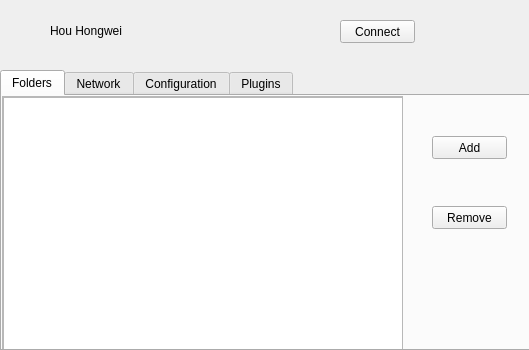
The window that lib/ui/UniFileSyncPop.ui (neilhhw/BaiduYunPanPython) describes before a commit, drawn with Qt 5.
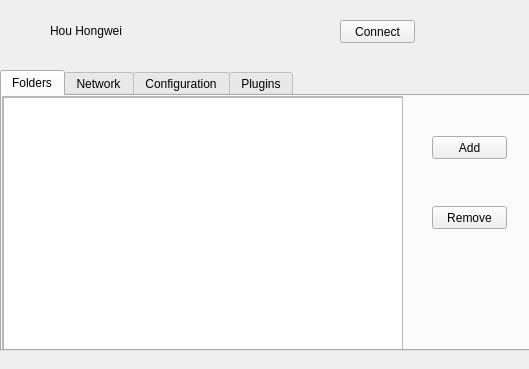
The same window after the commit.

```diff
--- a/lib/ui/UniFileSyncPop.ui
+++ b/lib/ui/UniFileSyncPop.ui
@@ -7,7 +7,7 @@
     <x>0</x>
     <y>0</y>
     <width>529</width>
-    <height>350</height>
+    <height>369</height>
    </rect>
   </property>
   <property name="sizePolicy">
```
